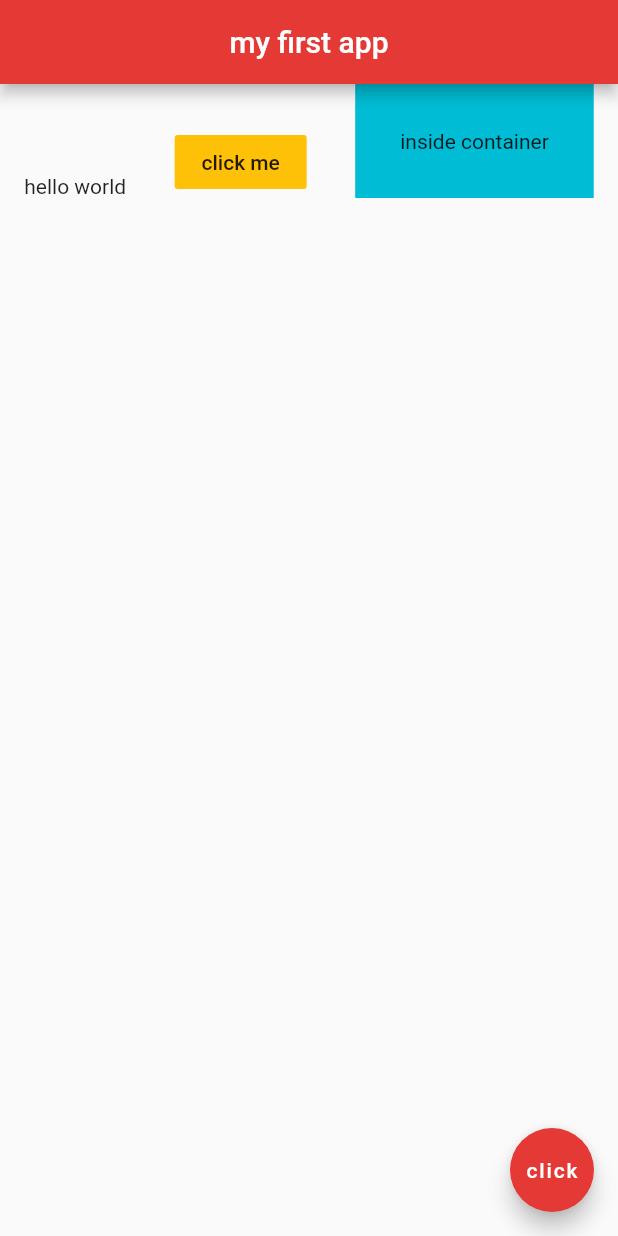
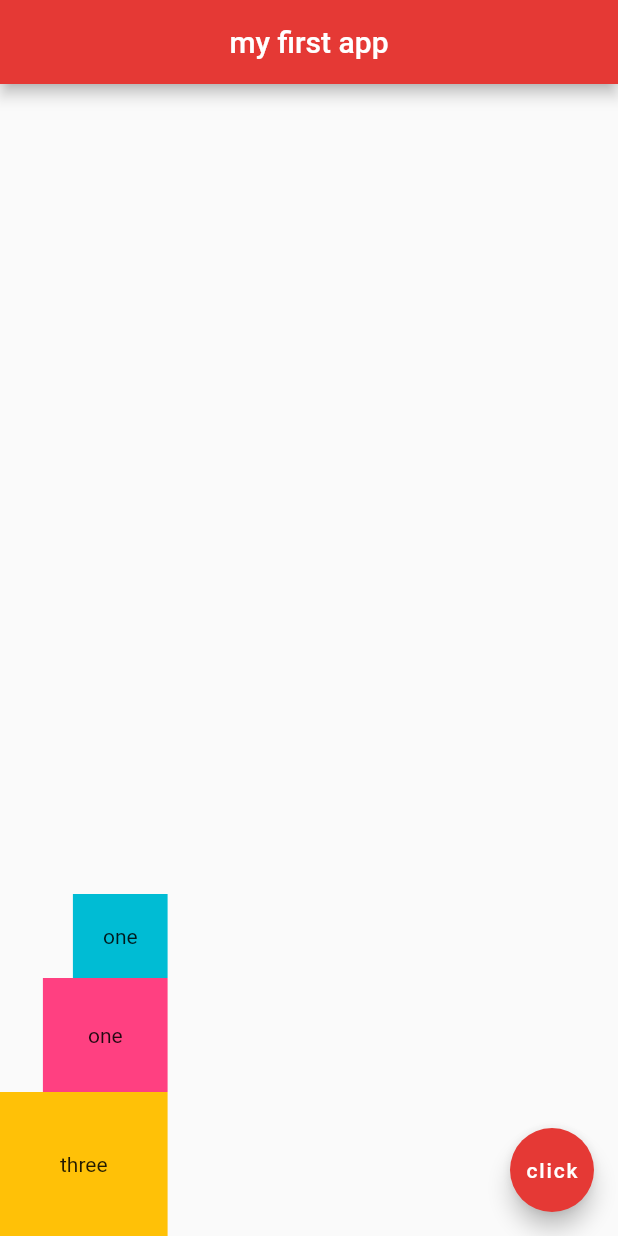
Before and after one commit to MechaChen/theNetNinja_Flutter, a Flutter app: the screen it shows after launch, on a phone screen of 412 x 824 dp. Run offline on Flutter 3.47's test engine with Material 2 defaults, Android fonts, the phone set to English and light mode, and no system bars.

Commit message:
12. Columns - Pure Columns

```diff
--- a/lib/main.dart
+++ b/lib/main.dart
@@ -14,20 +14,24 @@ class Home extends StatelessWidget {
         centerTitle: true,
         backgroundColor: Colors.red[600],
       ),
-      body: Row(
-        mainAxisAlignment: MainAxisAlignment.spaceAround,
+      body: Column(
+        mainAxisAlignment: MainAxisAlignment.end,
         crossAxisAlignment: CrossAxisAlignment.end,
         children: <Widget>[
-          Text('hello world'),
-          FlatButton(
-            onPressed: () {},
-            color: Colors.amber,
-            child: Text('click me'),
+          Container(
+            padding: EdgeInsets.all(20.0),
+            color: Colors.cyan,
+            child: Text('one'),
           ),
           Container(
-            color: Colors.cyan,
             padding: EdgeInsets.all(30.0),
-            child: Text('inside container'),
+            color: Colors.pinkAccent,
+            child: Text('one'),
+          ),
+          Container(
+            padding: EdgeInsets.all(40.0),
+            color: Colors.amber,
+            child: Text('three'),
           ),
         ],
       ),
```
